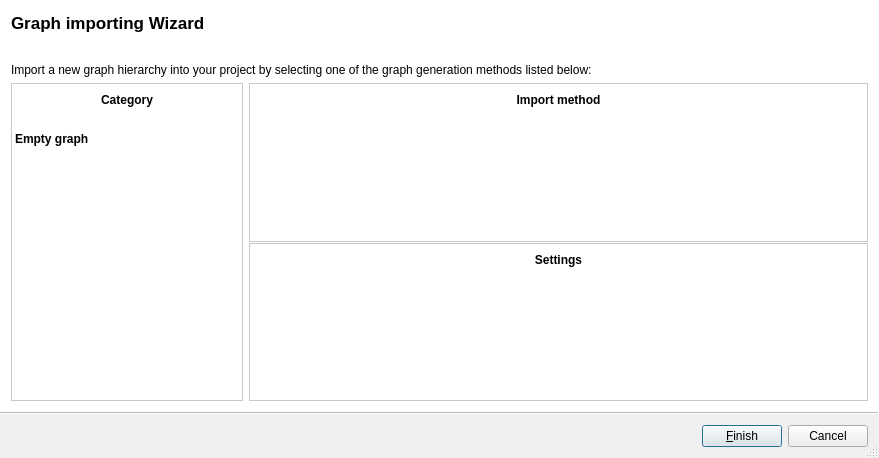
Old version of the form plugins/perspective/GraphPerspective/designer/ImportWizard.ui in the repository vadivelselvaraj/TulipGLImprovement.
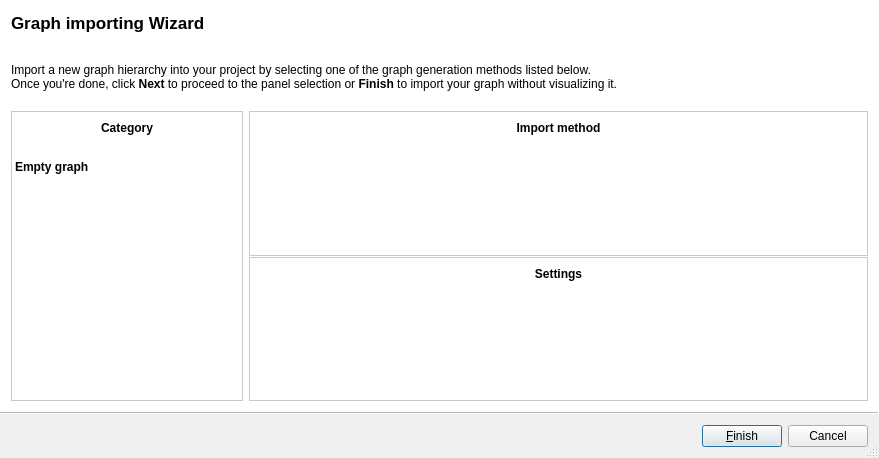
New version of the form. Icons and pictures are not drawn.

Commit message: Can now directly create a panel from the graph import wizard

Patch:
```diff
--- a/plugins/perspective/GraphPerspective/designer/ImportWizard.ui
+++ b/plugins/perspective/GraphPerspective/designer/ImportWizard.ui
@@ -59,7 +59,7 @@
   </property>
   <widget class="QWizardPage" name="choosePluginPage">
    <property name="title">
-    <string>&lt;img src=&quot;:/tulip/gui/icons/logo32x32.png&quot; width=32 height=32/&gt; Graph importing Wizard</string>
+    <string>&lt;img src=&quot;:/tulip/graphperspective/icons/document-import.svg&quot; width=32 height=32/&gt; Graph importing Wizard</string>
    </property>
    <attribute name="pageId">
     <string notr="true">0</string>
@@ -68,7 +68,7 @@
     <item>
      <widget class="QLabel" name="label">
       <property name="text">
-       <string>&lt;br /&gt;Import a new graph hierarchy into your project by selecting one of the graph generation methods listed below:</string>
+       <string>&lt;br /&gt;Import a new graph hierarchy into your project by selecting one of the graph generation methods listed below.&lt;br/&gt;Once you're done, click &lt;b&gt;Next&lt;/b&gt; to proceed to the panel selection or &lt;b&gt;Finish&lt;/b&gt; to import your graph without visualizing it.&lt;br/&gt; </string>
       </property>
       <property name="wordWrap">
        <bool>true</bool>
```
Left out of the diff: 17 changed lines with no effect on the pictures. The commit also changes 8 other files.
